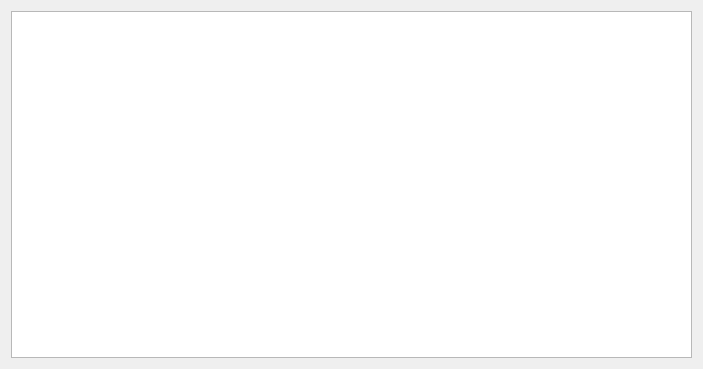
Old version of the form MainWindow.ui in the repository ArchangelSDY/Silica.
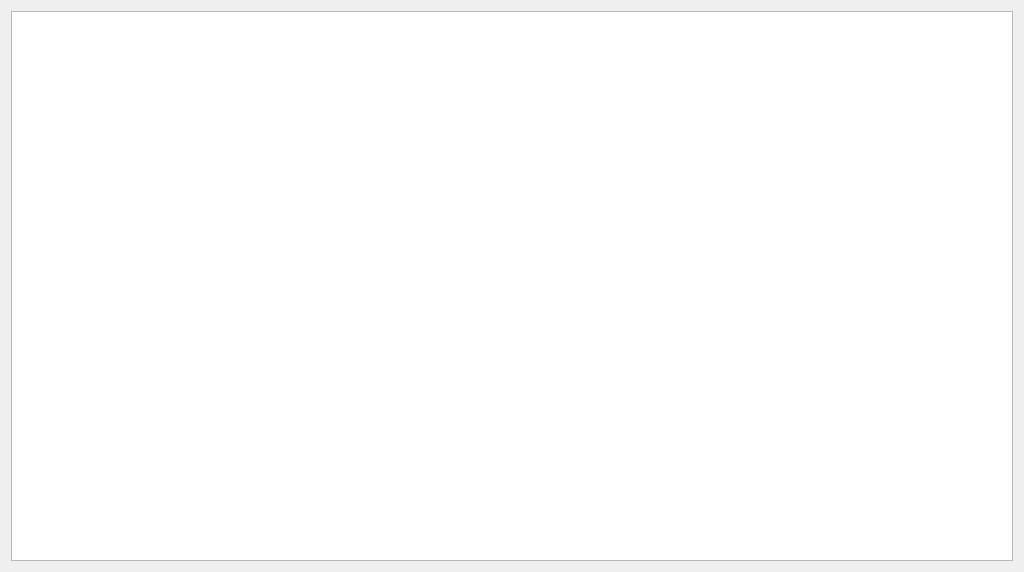
New version of the form.

Commit message: Enlarge main window and move it to screen center.

Patch:
```diff
--- a/MainWindow.ui
+++ b/MainWindow.ui
@@ -6,8 +6,8 @@
    <rect>
     <x>0</x>
     <y>0</y>
-    <width>703</width>
-    <height>369</height>
+    <width>1024</width>
+    <height>572</height>
    </rect>
   </property>
   <property name="windowTitle">
```
The commit also changes 1 other file.
